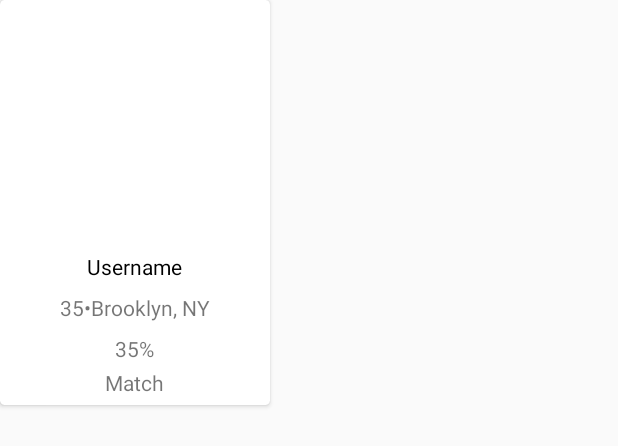
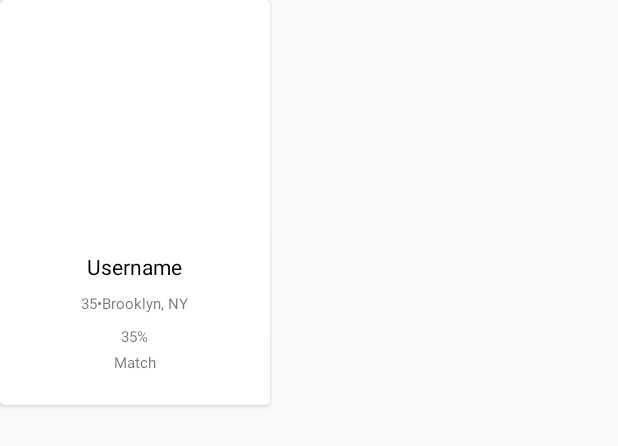
Before and after one commit to JadeByfield89/MatchLayout, an Android app: the layout match_item_cell.xml on its own in the app's theme, with its tools: preview values and no code run, on a phone screen of 412 x 824 dp. Shown: the top 446 px of the screen. Run offline under Robolectric (Android 15) with nearby library versions, the phone set to English and light mode, and no system bars; network calls fail.

Commit message:
UI updates and string resources correction

```diff
--- a/app/src/main/res/layout/match_item_cell.xml
+++ b/app/src/main/res/layout/match_item_cell.xml
@@ -18,7 +18,7 @@
 
         <TextView
             android:id="@+id/tv_username"
-            android:text="Username"
+            android:text="@string/display_username"
             android:layout_centerHorizontal="true"
             android:layout_below="@id/iv_avatar"
             android:layout_marginTop="8dp"
@@ -31,7 +31,8 @@
             android:id="@+id/tv_age_desc"
             android:layout_below="@id/tv_username"
             android:layout_marginTop="8dp"
-            android:text="35•Brooklyn, NY"
+            android:textSize="10sp"
+            android:text="@string/display_age_location"
             android:layout_centerHorizontal="true"
             android:layout_width="wrap_content"
             android:layout_height="wrap_content" />
@@ -41,7 +42,8 @@
             android:id="@+id/tv_match_percentage"
             android:layout_below="@id/tv_age_desc"
             android:layout_marginTop="8dp"
-            android:text="35%"
+            android:text="@string/display_match_percentage"
+            android:textSize="10sp"
             android:layout_centerHorizontal="true"
             android:layout_width="wrap_content"
             android:layout_height="wrap_content" />
@@ -50,7 +52,8 @@
             android:id="@+id/tv_match_label"
             android:layout_below="@id/tv_match_percentage"
             android:layout_marginTop="3dp"
-            android:text="Match"
+            android:text="@string/display_match"
+            android:textSize="10sp"
             android:layout_centerHorizontal="true"
             android:layout_width="wrap_content"
             android:layout_height="wrap_content" />
--- a/app/src/main/res/values/strings.xml
+++ b/app/src/main/res/values/strings.xml
@@ -1,3 +1,7 @@
 <resources>
     <string name="app_name">MatchLayout</string>
+    <string name="display_match">Match</string>
+    <string name="display_username">Username</string>
+    <string name="display_age_location">35•Brooklyn, NY</string>
+    <string name="display_match_percentage">35%</string>
 </resources>
```
